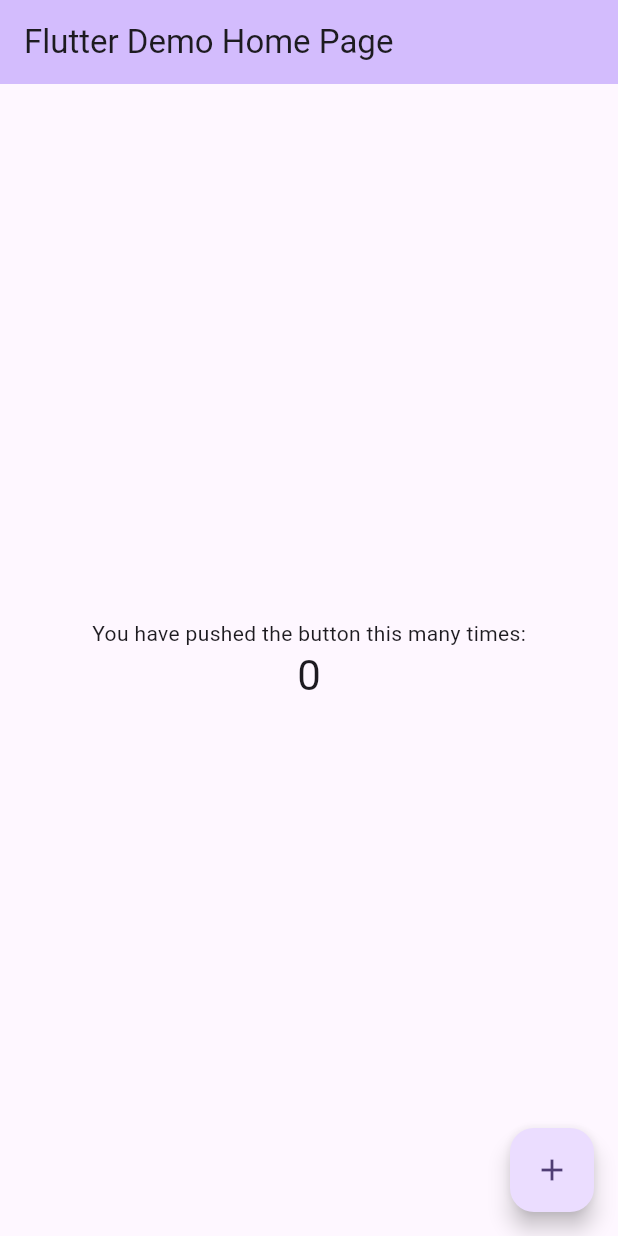
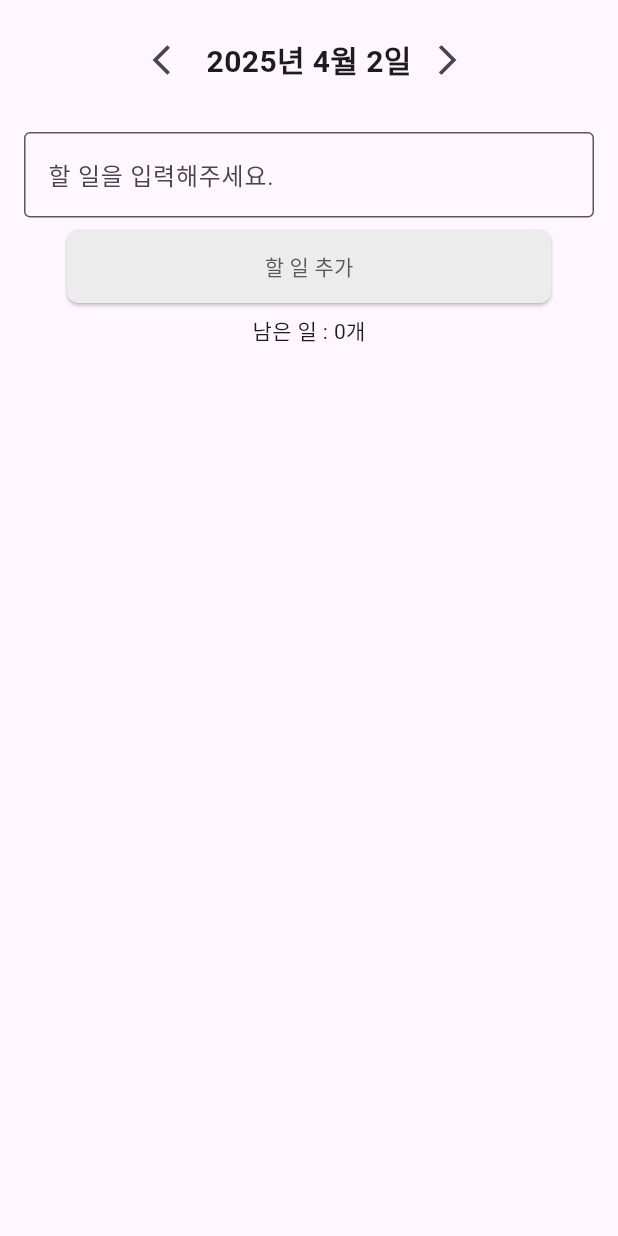
Before and after one commit to jiyoung720/capstone, a Flutter app: the screen it shows after launch, on a phone screen of 412 x 824 dp. Run offline on Flutter 3.47's test engine with Material 3 defaults, Android fonts, the phone set to English and light mode, and no system bars.

Commit message:
feat: 로딩창 생성, 투두리스트 페이지 생성 중

```diff
--- a/lib/main.dart
+++ b/lib/main.dart
@@ -1,4 +1,6 @@
 import 'package:flutter/material.dart';
+import 'pages/splash_screen.dart';
+import 'pages/todo_list_page.dart';
 
 void main() {
   runApp(const MyApp());
@@ -7,119 +9,16 @@ void main() {
 class MyApp extends StatelessWidget {
   const MyApp({super.key});
 
-  // This widget is the root of your application.
   @override
   Widget build(BuildContext context) {
     return MaterialApp(
-      title: 'Flutter Demo',
-      theme: ThemeData(
-        // This is the theme of your application.
-        //
-        // TRY THIS: Try running your application with "flutter run". You'll see
-        // the application has a purple toolbar. Then, without quitting the app,
-        // try changing the seedColor in the colorScheme below to Colors.green
-        // and then invoke "hot reload" (save your changes or press the "hot
-        // reload" button in a Flutter-supported IDE, or press "r" if you used
-        // the command line to start the app).
-        //
-        // Notice that the counter didn't reset back to zero; the application
-        // state is not lost during the reload. To reset the state, use hot
-        // restart instead.
-        //
-        // This works for code too, not just values: Most code changes can be
-        // tested with just a hot reload.
-        colorScheme: ColorScheme.fromSeed(seedColor: Colors.deepPurple),
-        useMaterial3: true,
-      ),
-      home: const MyHomePage(title: 'Flutter Demo Home Page'),
+      title: 'Todo App',
+      theme: ThemeData(primarySwatch: Colors.blue),
+      initialRoute: '/',
+      routes: {
+        '/': (context) => const SplashScreen(),
+        '/todo': (context) => const TodoListPage(), // 다음에 메인 페이지로 바꿀거야
+      },
     );
   }
 }
-
-class MyHomePage extends StatefulWidget {
-  const MyHomePage({super.key, required this.title});
-
-  // This widget is the home page of your application. It is stateful, meaning
-  // that it has a State object (defined below) that contains fields that affect
-  // how it looks.
-
-  // This class is the configuration for the state. It holds the values (in this
-  // case the title) provided by the parent (in this case the App widget) and
-  // used by the build method of the State. Fields in a Widget subclass are
-  // always marked "final".
-
-  final String title;
-
-  @override
-  State<MyHomePage> createState() => _MyHomePageState();
-}
-
-class _MyHomePageState extends State<MyHomePage> {
-  int _counter = 0;
-
-  void _incrementCounter() {
-    setState(() {
-      // This call to setState tells the Flutter framework that something has
-      // changed in this State, which causes it to rerun the build method below
-      // so that the display can reflect the updated values. If we changed
-      // _counter without calling setState(), then the build method would not be
-      // called again, and so nothing would appear to happen.
-      _counter++;
-    });
-  }
-
-  @override
-  Widget build(BuildContext context) {
-    // This method is rerun every time setState is called, for instance as done
-    // by the _incrementCounter method above.
-    //
-    // The Flutter framework has been optimized to make rerunning build methods
-    // fast, so that you can just rebuild anything that needs updating rather
-    // than having to individually change instances of widgets.
-    return Scaffold(
-      appBar: AppBar(
-        // TRY THIS: Try changing the color here to a specific color (to
-        // Colors.amber, perhaps?) and trigger a hot reload to see the AppBar
-        // change color while the other colors stay the same.
-        backgroundColor: Theme.of(context).colorScheme.inversePrimary,
-        // Here we take the value from the MyHomePage object that was created by
-        // the App.build method, and use it to set our appbar title.
-        title: Text(widget.title),
-      ),
-      body: Center(
-        // Center is a layout widget. It takes a single child and positions it
-        // in the middle of the parent.
-        child: Column(
-          // Column is also a layout widget. It takes a list of children and
-          // arranges them vertically. By default, it sizes itself to fit its
-          // children horizontally, and tries to be as tall as its parent.
-          //
-          // Column has various properties to control how it sizes itself and
-          // how it positions its children. Here we use mainAxisAlignment to
-          // center the children vertically; the main axis here is the vertical
-          // axis because Columns are vertical (the cross axis would be
-          // horizontal).
-          //
-          // TRY THIS: Invoke "debug painting" (choose the "Toggle Debug Paint"
-          // action in the IDE, or press "p" in the console), to see the
-          // wireframe for each widget.
-          mainAxisAlignment: MainAxisAlignment.center,
-          children: <Widget>[
-            const Text(
-              'You have pushed the button this many times:',
-            ),
-            Text(
-              '$_counter',
-              style: Theme.of(context).textTheme.headlineMedium,
-            ),
-          ],
-        ),
-      ),
-      floatingActionButton: FloatingActionButton(
-        onPressed: _incrementCounter,
-        tooltip: 'Increment',
-        child: const Icon(Icons.add),
-      ), // This trailing comma makes auto-formatting nicer for build methods.
-    );
-  }
-}
--- /dev/null
+++ b/lib/models/todo.dart
@@ -0,0 +1,9 @@
+class Todo {
+  String text;
+  bool isDone;
+
+  Todo({
+    required this.text,
+    this.isDone = false,
+  });
+}
--- /dev/null
+++ b/lib/pages/todo_list_page.dart
@@ -0,0 +1,131 @@
+import 'package:flutter/material.dart';
+import 'package:intl/intl.dart';
+import '../models/todo.dart';
+
+class TodoListPage extends StatefulWidget {
+  const TodoListPage({super.key});
+
+  @override
+  State<TodoListPage> createState() => _TodoListPageState();
+}
+
+class _TodoListPageState extends State<TodoListPage> {
+  DateTime selectedDate = DateTime.now();
+  final TextEditingController _controller = TextEditingController();
+
+  List<Todo> _todos = [];
+
+  void _addTodo() {
+    final text = _controller.text.trim();
+    if (text.isNotEmpty) {
+      setState(() {
+        _todos.add(Todo(text: text));
+        _controller.clear();
+      });
+    }
+  }
+
+  void _toggleTodo(int index) {
+    setState(() {
+      _todos[index].isDone = !_todos[index].isDone;
+    });
+  }
+
+  void _changeDate(int offset) {
+    setState(() {
+      selectedDate = selectedDate.add(Duration(days: offset));
+    });
+  }
+
+  @override
+  Widget build(BuildContext context) {
+    final formattedDate = DateFormat('yyyy년 M월 d일').format(selectedDate);
+    final remaining = _todos.where((todo) => !todo.isDone).length;
+
+    return Scaffold(
+      body: SafeArea(
+        child: Column(
+          children: [
+            // ✅ 날짜 선택 헤더
+            Padding(
+              padding: const EdgeInsets.symmetric(vertical: 16),
+              child: Row(
+                mainAxisAlignment: MainAxisAlignment.center,
+                children: [
+                  IconButton(
+                    icon: const Icon(Icons.arrow_back_ios),
+                    onPressed: () => _changeDate(-1),
+                  ),
+                  Text(
+                    formattedDate,
+                    style: const TextStyle(fontSize: 20, fontWeight: FontWeight.bold),
+                  ),
+                  IconButton(
+                    icon: const Icon(Icons.arrow_forward_ios),
+                    onPressed: () => _changeDate(1),
+                  ),
+                ],
+              ),
+            ),
+
+            // ✅ 입력 필드
+            Padding(
+              padding: const EdgeInsets.symmetric(horizontal: 16, vertical: 8),
+              child: TextField(
+                controller: _controller,
+                decoration: const InputDecoration(
+                  hintText: '할 일을 입력해주세요.',
+                  enabledBorder: OutlineInputBorder(
+                    borderSide: BorderSide(color: Color(0xFF595959)), // 포커스 전 border 색
+                  ),
+                  focusedBorder: OutlineInputBorder(
+                    borderSide: BorderSide(color: Color(0xFF262626)), // 포커스 됐을 때 border 색
+                  ),
+                ),
+              ),
+            ),
+
+            // ✅ 추가 버튼
+            ElevatedButton(
+              onPressed: _addTodo,
+              style: ElevatedButton.styleFrom(
+                backgroundColor: Color(0xFFECECEC), // 버튼 배경색
+                foregroundColor: Color(0xFF595959), // 글자 색
+                padding: const EdgeInsets.symmetric(horizontal: 132, vertical: 14),
+                shape: RoundedRectangleBorder(
+                  borderRadius: BorderRadius.circular(8),
+                ),
+              ),
+              child: const Text('할 일 추가'),
+            ),
+            const SizedBox(height: 8),
+            Text('남은 일 : $remaining개'),
+
+            const SizedBox(height: 8),
+            Expanded(
+              child: ListView.builder(
+                itemCount: _todos.length,
+                itemBuilder: (context, index) {
+                  final todo = _todos[index];
+                  return ListTile(
+                    leading: Checkbox(
+                      value: todo.isDone,
+                      onChanged: (_) => _toggleTodo(index),
+                    ),
+                    title: Text(
+                      todo.text,
+                      style: TextStyle(
+                        decoration: todo.isDone ? TextDecoration.lineThrough : null,
+                      ),
+                    ),
+                    trailing: const Icon(Icons.more_vert),
+                  );
+                },
+              ),
+            ),
+          ],
+        ),
+      ),
+    );
+  }
+}
--- a/pubspec.yaml
+++ b/pubspec.yaml
@@ -30,7 +30,7 @@ environment:
 dependencies:
   flutter:
     sdk: flutter
-
+  intl: ^0.18.1
 
   # The following adds the Cupertino Icons font to your application.
   # Use with the CupertinoIcons class for iOS style icons.
```
Also changed, not shown: lib/pages/splash_screen.dart (added, +34 -0 lines), pubspec.lock.
